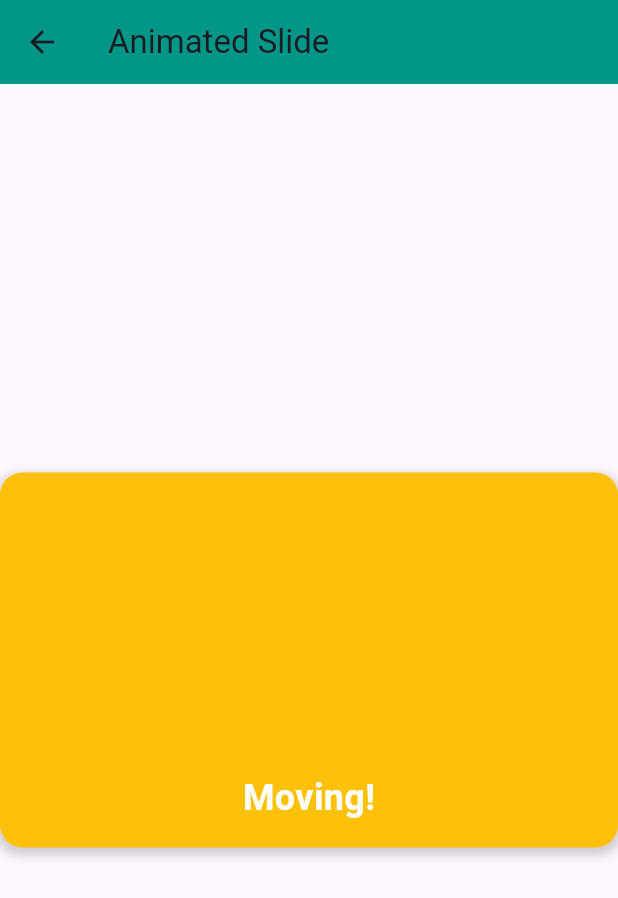
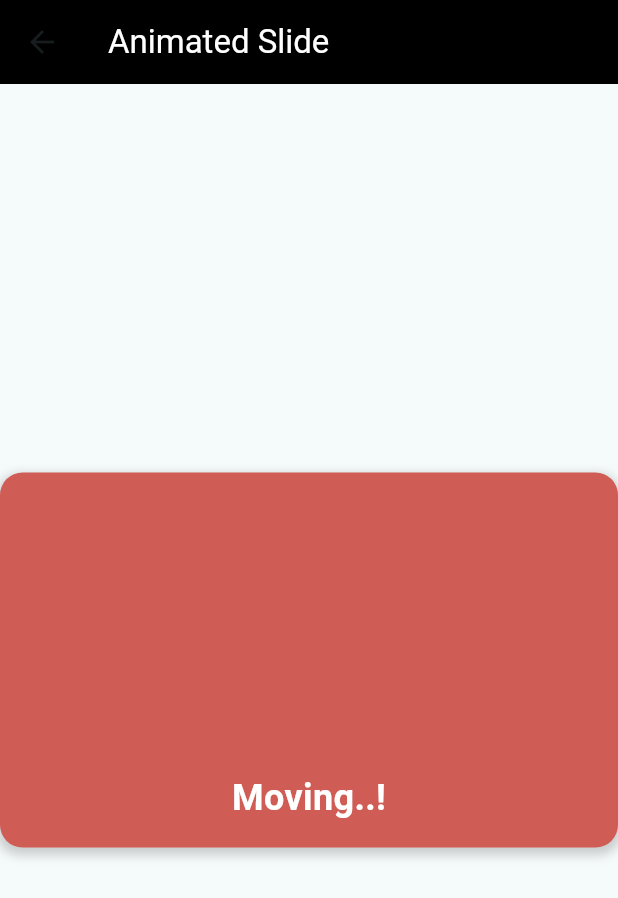
Before and after one commit to Rahma-kp/Animation, a Flutter app: the HomeScreen screen opened directly, after a tap on "Slide", on a phone screen of 412 x 824 dp. Shown: the top 898 px of the screen. Run offline on Flutter 3.47's test engine with Material 3 defaults, Android fonts, the phone set to English and light mode, and no system bars; our stand-ins replace shimmer; generated files the repository leaves out were written again.

Commit message:
therid commit

```diff
--- a/lib/view/home_screen.dart
+++ b/lib/view/home_screen.dart
@@ -15,7 +15,7 @@ import 'package:shimmer/shimmer.dart';
 
 
 class HomeScreen extends StatefulWidget {
-  const HomeScreen({Key? key});
+  const HomeScreen({super.key});
 
   @override
   State<HomeScreen> createState() => _HomeScreenState();
@@ -83,7 +83,7 @@ class _HomeScreenState extends State<HomeScreen> {
                               margin: const EdgeInsets.symmetric(
                                   vertical: 8, horizontal: 16),
                               decoration: BoxDecoration(
-                                color: const Color.fromARGB(255, 211, 203, 203),
+                                color:const Color.fromARGB(255, 74, 74, 74),
                                 borderRadius: BorderRadius.circular(10),
                                 border: Border.all(
                                   color: const Color.fromARGB(255, 255, 255, 255),
@@ -110,7 +110,7 @@ class _HomeScreenState extends State<HomeScreen> {
                                       style: const TextStyle(
                                         fontSize: 18,
                                         fontWeight: FontWeight.bold,
-                                        color: Color.fromARGB(255, 0, 0, 0),
+                                        color: Color.fromARGB(255, 255, 255, 255),
                                       ),
                                     ),
                                   ),
@@ -136,7 +136,7 @@ class _HomeScreenState extends State<HomeScreen> {
                           },
                         ));
                       },
-                      child: const Text("Slide"),
+                      child: const Text("Slide",style: TextStyle(color: Colors.black),),
                     ),
                     const SizedBox(width: 8),
                     TextButton(
@@ -147,7 +147,7 @@ class _HomeScreenState extends State<HomeScreen> {
                           },
                         ));
                       },
-                      child: const Text("Sandbox"),
+                      child: const Text("Sandbox",style: TextStyle(color: Colors.black),),
                     ),
                     const SizedBox(width: 8),
                     TextButton(
@@ -158,7 +158,7 @@ class _HomeScreenState extends State<HomeScreen> {
                           },
                         ));
                       },
-                      child: const Text("TickerPro"),
+                      child: const Text("TickerPro",style: TextStyle(color: Colors.black),),
                     ),
                     const SizedBox(width: 8),
                     TextButton(
@@ -169,7 +169,7 @@ class _HomeScreenState extends State<HomeScreen> {
                           },
                         ));
                       },
-                      child: const Text("IconAnim"),
+                      child: const Text("IconAnim",style: TextStyle(color: Colors.black),),
                     ),
                     const SizedBox(width: 8),
                     TextButton(
@@ -180,7 +180,7 @@ class _HomeScreenState extends State<HomeScreen> {
                           },
                         ));
                       },
-                      child: const Text("Opacity"),
+                      child: const Text("Opacity",style: TextStyle(color: Colors.black),),
                     ),
                     const SizedBox(width: 8),
                     TextButton(
@@ -191,7 +191,7 @@ class _HomeScreenState extends State<HomeScreen> {
                           },
                         ));
                       },
-                      child: const Text("Physical"),
+                      child: const Text("Physical",style: TextStyle(color: Colors.black),),
                     ),
                     TextButton(
                       onPressed: () {
@@ -201,7 +201,7 @@ class _HomeScreenState extends State<HomeScreen> {
                           },
                         ));
                       },
-                      child: const Text("ConatinerOpac"),
+                      child: const Text("ConatinerOpac",style: TextStyle(color: Colors.black),),
                     ),
                   ],
                 ),
--- a/lib/widget/sand_box.dart
+++ b/lib/widget/sand_box.dart
@@ -15,8 +15,8 @@ class _SandboxState extends State<Sandbox> {
   @override
   Widget build(BuildContext context) {
     return Scaffold(
-      appBar: AppBar(
-        title: const Text('Animated Container Example'),
+      appBar: AppBar(backgroundColor: Colors.black,
+        title: const Text('Animated Container ',style: TextStyle(color:  Colors.white),),
       ),
       body: Consumer<SandBoxProvider>(builder: (context, value, child) =>
          Center(
--- a/lib/widget/text_slide.dart
+++ b/lib/widget/text_slide.dart
@@ -9,8 +9,8 @@ class Slide extends StatelessWidget {
   Widget build(BuildContext context) {
     return Scaffold(
       appBar: AppBar(
-        title: const Text('Animated Slide'),
-        backgroundColor: Colors.teal,
+        title: const Text('Animated Slide',style: TextStyle(color: Colors.white),),
+        backgroundColor: Colors.black,
       ),
       body: Consumer<TextSlideProvider>(builder: (context, value, child) =>
          Center(
@@ -23,7 +23,7 @@ class Slide extends StatelessWidget {
              width: double.infinity,
              height: 250,
              decoration: BoxDecoration(
-               color: Colors.amber,
+               color: const Color.fromARGB(255, 208, 93, 85),
                borderRadius: BorderRadius.circular(15.0),
                boxShadow: [
                  BoxShadow(
@@ -41,7 +41,7 @@ class Slide extends StatelessWidget {
                child: const Padding(
                  padding: EdgeInsets.all(16.0),
                  child: Text(
-                   "Moving!",
+                   "Moving..!",
                    style: TextStyle(
                      fontSize: 24.0,
                      fontWeight: FontWeight.bold,
```
Also changed, not shown: lib/constant/data.dart (+20 -11 lines), lib/controller/main_provider.dart (added, +10 -0 lines), lib/main.dart (+25 -11 lines), lib/view/login_screen.dart (+29 -11 lines), lib/widget/container_opacity.dart (+4 -4 lines), lib/widget/icon_anim.dart (+4 -4 lines), lib/widget/physical.dart (+8 -8 lines), lib/widget/screen_title.dart (deleted, +0 -32 lines), lib/widget/text_opacity.dart (+5 -5 lines), lib/widget/ticker.dart (+10 -5 lines), assets/mathil1.jpg (added), assets/rotating.jpg (added).
